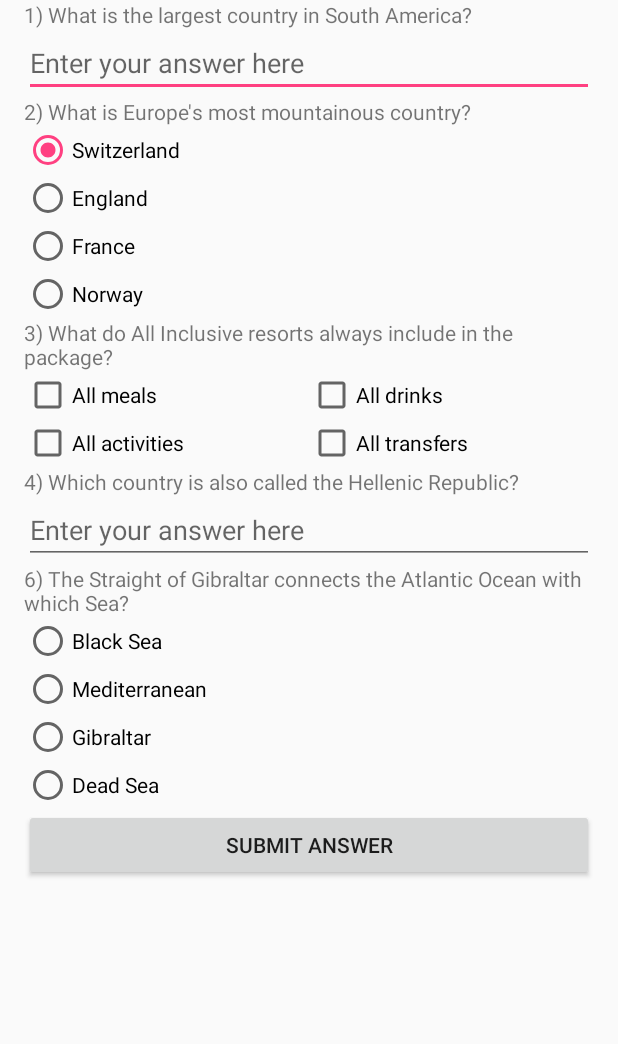
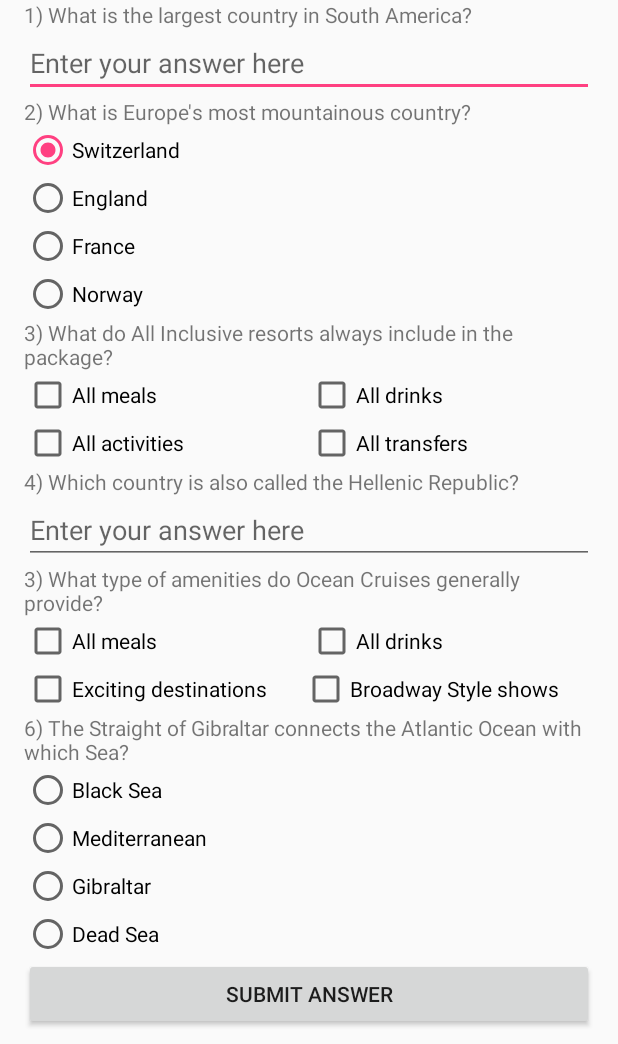
Before and after one commit to MarineNET/QuizApp, an Android app: the screen it shows after launch (MainActivity), after a tap on "SUBMIT ANSWER", on a phone screen of 412 x 824 dp, the part 192-1236 px from its top. Run offline under Robolectric (Android 15) with nearby library versions, the phone set to English and light mode, and no system bars; 1 other tap on this screen came first.

Commit message:
Add XML and logic for q5 with CheckBoxes

```diff
--- a/app/src/main/java/com/viktorkhon/quizapp/MainActivity.java
+++ b/app/src/main/java/com/viktorkhon/quizapp/MainActivity.java
@@ -1,6 +1,5 @@
 package com.viktorkhon.quizapp;
 
-import android.content.Context;
 import android.support.v7.app.AppCompatActivity;
 import android.os.Bundle;
 import android.view.View;
@@ -37,12 +36,13 @@ public class MainActivity extends AppCompatActivity {
     // Upon clicking on Submit Button by a user, this code will run
     public void submitButton () {
         // create a boolean Array to store values for answers from each question
-        boolean [] allAnswers = new boolean[5];
+        boolean [] allAnswers = new boolean[6];
         allAnswers[0] = answerForQuestion1();
         allAnswers[1] = answerForQuestion2();
         allAnswers[2] = answerForQuestion3();
         allAnswers[3] = answerForQuestion4();
-        allAnswers[4] = answerForQuestion6();
+        allAnswers[4] = answerForQuestion5();
+        allAnswers[5] = answerForQuestion6();
 
         // Use for loop to check each answer and count how many a user got right
         // or wrong
@@ -114,10 +114,10 @@ public class MainActivity extends AppCompatActivity {
     }
 
     public boolean answerForQuestion3() {
-        CheckBox checkBox1 = (CheckBox) findViewById(R.id.checkBox1);
-        CheckBox checkBox2 = (CheckBox) findViewById(R.id.checkBox2);
-        CheckBox checkBox3 = (CheckBox) findViewById(R.id.checkBox3);
-        CheckBox checkBox4 = (CheckBox) findViewById(R.id.checkBox4);
+        CheckBox checkBox1 = (CheckBox) findViewById(R.id.checkBox3_1);
+        CheckBox checkBox2 = (CheckBox) findViewById(R.id.checkBox3_2);
+        CheckBox checkBox3 = (CheckBox) findViewById(R.id.checkBox3_3);
+        CheckBox checkBox4 = (CheckBox) findViewById(R.id.checkBox3_4);
         // Create an if statement to check if a user has chosen exactly checkBox1 AND
         // checkBox2, and NOT checkBox3 NOR checkBox4
         if (checkBox1.isChecked() && checkBox2.isChecked() &&
@@ -140,6 +140,22 @@ public class MainActivity extends AppCompatActivity {
             return true;
         }
         // return false if the input is incorrect
+        return false;
+    }
+
+    public boolean answerForQuestion5() {
+        CheckBox checkBox1 = (CheckBox) findViewById(R.id.checkBox5_1);
+        CheckBox checkBox2 = (CheckBox) findViewById(R.id.checkBox5_2);
+        CheckBox checkBox3 = (CheckBox) findViewById(R.id.checkBox5_3);
+        CheckBox checkBox4 = (CheckBox) findViewById(R.id.checkBox5_4);
+
+        // Create an if statement to check if a user has chosen all boxes
+        if (checkBox1.isChecked() && checkBox2.isChecked() &&
+                checkBox3.isChecked() && checkBox4.isChecked()) {
+            // If all boxes are checked, return true
+            return true;
+        }
+        // If any other combination is chosen, return false
         return false;
     }
 
--- a/app/src/main/res/layout/activity_main.xml
+++ b/app/src/main/res/layout/activity_main.xml
@@ -87,14 +87,14 @@
             android:orientation="horizontal">
 
             <CheckBox
-                android:id="@+id/checkBox1"
+                android:id="@+id/checkBox3.1"
                 android:layout_width="wrap_content"
                 android:layout_height="wrap_content"
                 android:layout_weight="1"
                 android:text="All meals"/>
 
             <CheckBox
-                android:id="@+id/checkBox2"
+                android:id="@+id/checkBox3.2"
                 android:layout_width="wrap_content"
                 android:layout_height="wrap_content"
                 android:layout_weight="1"
@@ -108,14 +108,14 @@
             android:orientation="horizontal">
 
             <CheckBox
-                android:id="@+id/checkBox3"
+                android:id="@+id/checkBox3.3"
                 android:layout_width="wrap_content"
                 android:layout_height="wrap_content"
                 android:layout_weight="1"
                 android:text="All activities"/>
 
             <CheckBox
-                android:id="@+id/checkBox4"
+                android:id="@+id/checkBox3.4"
                 android:layout_width="wrap_content"
                 android:layout_height="wrap_content"
                 android:layout_weight="1"
@@ -135,6 +135,52 @@
             android:inputType="text"
             android:hint="Enter your answer here"/>
 
+        <TextView
+            android:id="@+id/question5"
+            android:layout_width="match_parent"
+            android:layout_height="wrap_content"
+            android:text="3) What type of amenities do Ocean Cruises generally provide?"/>
+
+        <LinearLayout
+            android:layout_width="match_parent"
+            android:layout_height="match_parent"
+            android:orientation="horizontal">
+
+            <CheckBox
+                android:id="@+id/checkBox5.1"
+                android:layout_width="wrap_content"
+                android:layout_height="wrap_content"
+                android:layout_weight="1"
+                android:text="All meals"/>
+
+            <CheckBox
+                android:id="@+id/checkBox5.2"
+                android:layout_width="wrap_content"
+                android:layout_height="wrap_content"
+                android:layout_weight="1"
+                android:text="All drinks"/>
+
+        </LinearLayout>
+
+        <LinearLayout
+            android:layout_width="match_parent"
+            android:layout_height="match_parent"
+            android:orientation="horizontal">
+
+            <CheckBox
+                android:id="@+id/checkBox5.3"
+                android:layout_width="wrap_content"
+                android:layout_height="wrap_content"
+                android:layout_weight="1"
+                android:text="Exciting destinations"/>
+
+            <CheckBox
+                android:id="@+id/checkBox5.4"
+                android:layout_width="wrap_content"
+                android:layout_height="wrap_content"
+                android:layout_weight="1"
+                android:text="Broadway Style shows"/>
+        </LinearLayout>
 
         <TextView
             android:id="@+id/question6"
```
